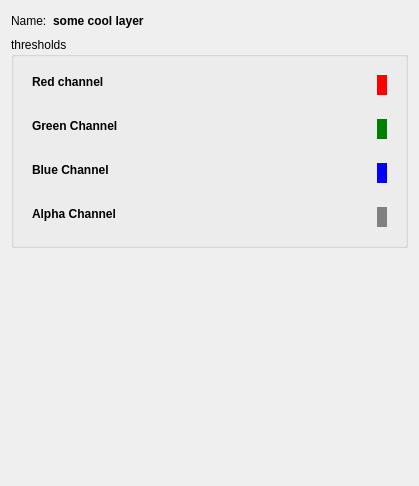
Qt form designerElements/rgbaLayerDialog.ui (ilastik/ilastik) before a commit.
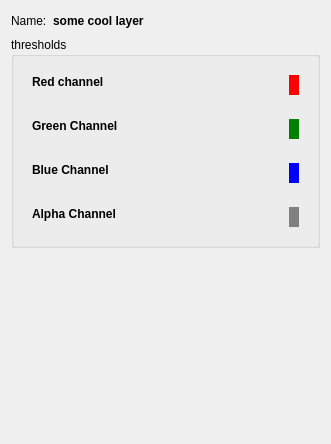
The same form after that commit. Custom widgets are drawn as their Qt base class.

Commit message: show RGBA thresholding on right click (widgets part)

The edit to the form file:
```diff
--- a/designerElements/rgbaLayerDialog.ui
+++ b/designerElements/rgbaLayerDialog.ui
@@ -6,10 +6,16 @@
    <rect>
     <x>0</x>
     <y>0</y>
-    <width>419</width>
-    <height>486</height>
+    <width>331</width>
+    <height>444</height>
    </rect>
   </property>
+  <property name="sizePolicy">
+   <sizepolicy hsizetype="Preferred" vsizetype="Minimum">
+    <horstretch>0</horstretch>
+    <verstretch>0</verstretch>
+   </sizepolicy>
+  </property>
   <property name="windowTitle">
    <string>Dialog</string>
   </property>
@@ -52,7 +58,7 @@
      </property>
      <layout class="QVBoxLayout" name="verticalLayout_5">
       <item>
-       <widget class="QWidget" name="redChannelThresholdingWidget" native="true">
+       <widget class="QWidget" name="redChannel" native="true">
         <property name="sizePolicy">
          <sizepolicy hsizetype="Preferred" vsizetype="Minimum">
           <horstretch>0</horstretch>
@@ -70,7 +76,7 @@
             </widget>
            </item>
            <item>
-            <widget class="ThresholdingWidget" name="thresholdingWidget"/>
+            <widget class="ThresholdingWidget" name="redChannelThresholdingWidget"/>
            </item>
           </layout>
          </item>
@@ -97,7 +103,7 @@
        </widget>
       </item>
       <item>
-       <widget class="QWidget" name="greenChannelThresholdingWidget" native="true">
+       <widget class="QWidget" name="greenChannel" native="true">
         <property name="sizePolicy">
          <sizepolicy hsizetype="Preferred" vsizetype="Minimum">
           <horstretch>0</horstretch>
@@ -115,7 +121,7 @@
             </widget>
            </item>
            <item>
-            <widget class="ThresholdingWidget" name="thresholdingWidget_2"/>
+            <widget class="ThresholdingWidget" name="greenChannelThresholdingWidget"/>
            </item>
           </layout>
          </item>
@@ -142,7 +148,7 @@
        </widget>
       </item>
       <item>
-       <widget class="QWidget" name="blueChannelThresholdingWidget" native="true">
+       <widget class="QWidget" name="blueChannel" native="true">
         <property name="sizePolicy">
          <sizepolicy hsizetype="Preferred" vsizetype="Minimum">
           <horstretch>0</horstretch>
@@ -160,7 +166,7 @@
             </widget>
            </item>
            <item>
-            <widget class="ThresholdingWidget" name="thresholdingWidget_3"/>
+            <widget class="ThresholdingWidget" name="blueChannelThresholdingWidget"/>
            </item>
           </layout>
          </item>
@@ -187,7 +193,7 @@
        </widget>
       </item>
       <item>
-       <widget class="QWidget" name="alphaChannelThresholdingWidget" native="true">
+       <widget class="QWidget" name="alphaChannel" native="true">
         <property name="sizePolicy">
          <sizepolicy hsizetype="Preferred" vsizetype="Minimum">
           <horstretch>0</horstretch>
@@ -205,7 +211,7 @@
             </widget>
            </item>
            <item>
-            <widget class="ThresholdingWidget" name="thresholdingWidget_4"/>
+            <widget class="ThresholdingWidget" name="alphaChannelThresholdingWidget"/>
            </item>
           </layout>
          </item>
@@ -241,8 +247,8 @@
      </property>
      <property name="sizeHint" stdset="0">
       <size>
-       <width>20</width>
-       <height>40</height>
+       <width>10</width>
+       <height>0</height>
       </size>
      </property>
     </spacer>
```
The commit also changes 1 other file.
